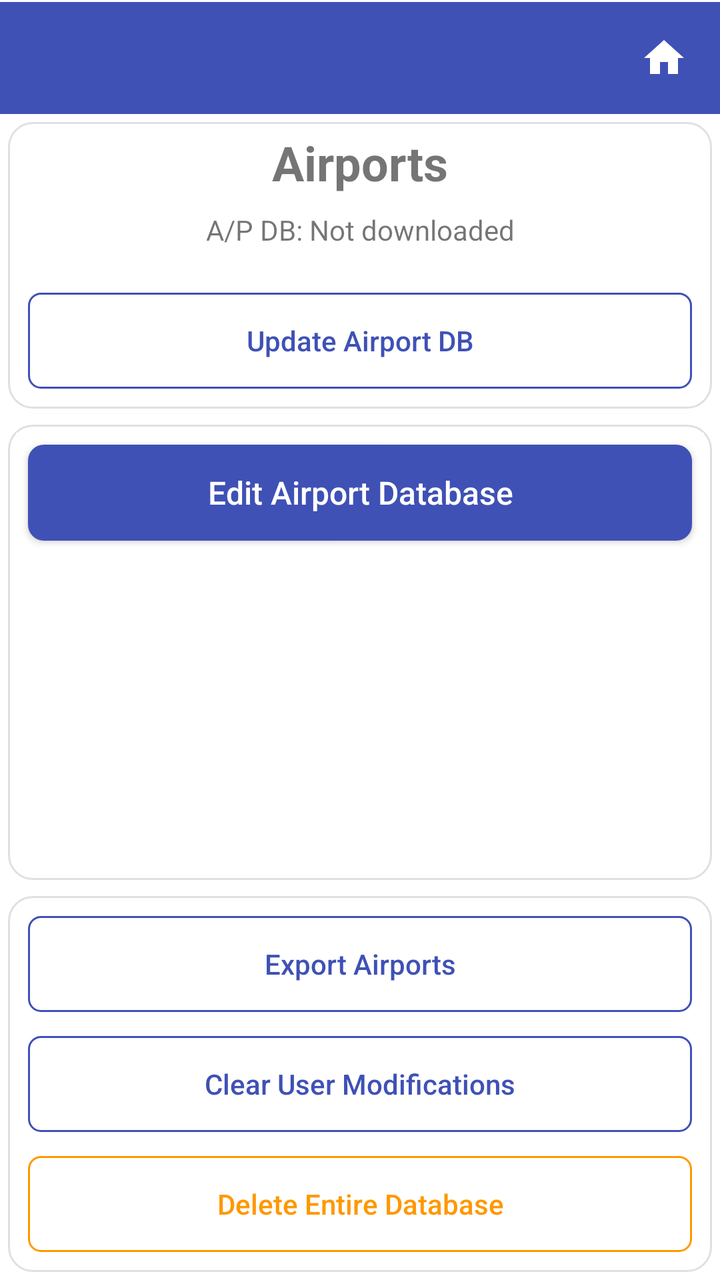
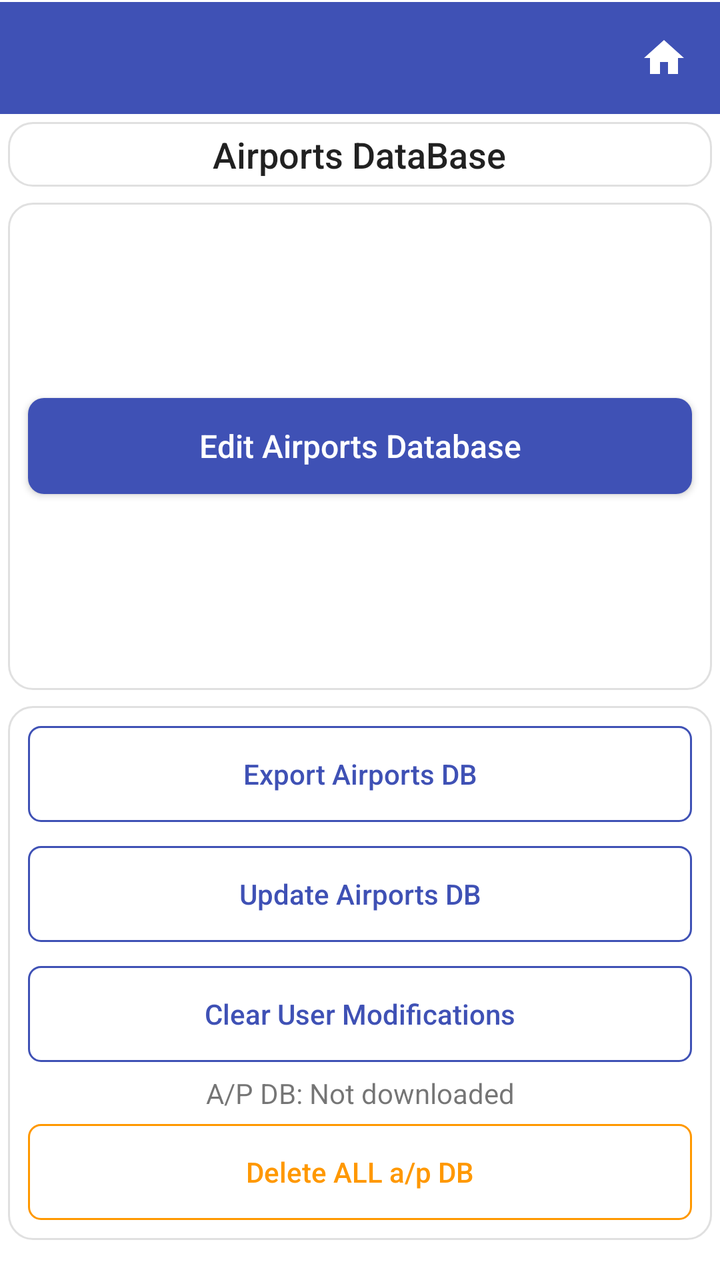

An Android layout rendered at two revisions. The XML below is the earlier revision; the diff shows what the commit changed to produce the second picture.
<!-- AndroidManifest.xml: application theme Theme.StripToLogbook.View -->
<!-- res/layout/activity_airports.xml -->
<?xml version="1.0" encoding="utf-8"?>
<LinearLayout xmlns:android="http://schemas.android.com/apk/res/android"
    android:layout_width="match_parent"
    android:layout_height="match_parent"
    android:orientation="vertical">

    
    <include layout="@layout/view_app_toolbar" />

    
    <LinearLayout
        style="@style/Card.Surface"
        android:layout_width="match_parent"
        android:layout_height="wrap_content"
        android:autoSizeTextType="uniform"
        android:orientation="vertical"
        android:gravity="center">

        <TextView
            android:layout_width="wrap_content"
            android:layout_height="wrap_content"
            android:layout_gravity="center"
            android:text="Airports"
            android:textSize="24sp"
            android:textStyle="bold" />

        <TextView
            android:id="@+id/txtAirportStatus"
            android:layout_width="match_parent"
            android:layout_height="wrap_content"
            android:layout_gravity="center"
            android:gravity="center"
            android:paddingTop="8dp"
            android:text="A/P DB: Not downloaded"
            android:textSize="14sp" />

        <Space
            android:layout_width="match_parent"
            android:layout_height="16dp" />

        <Button
            android:id="@+id/btn_update_airports"
            style="@style/SecondaryButtonStyle"
            android:layout_width="match_parent"
            android:layout_height="wrap_content"
            android:text="Update Airport DB" />

        <ProgressBar
            android:id="@+id/progressBarAirport"
            style="?android:attr/progressBarStyleHorizontal"
            android:layout_width="match_parent"
            android:layout_height="wrap_content"
            android:layout_marginTop="8dp"
            android:indeterminate="true"
            android:visibility="gone" />




    </LinearLayout>

    
    <ScrollView
        android:id="@+id/scroll_view"
        style="@style/Card.Surface"
        android:layout_width="match_parent"
        android:layout_height="0dp"
        android:layout_weight="1"
        android:layout_marginTop="6dp">

        <LinearLayout
            android:layout_width="match_parent"
            android:layout_height="wrap_content"
            android:orientation="vertical">

            <Button
                android:id="@+id/btn_airport_database"
                style="@style/PrimaryButtonStyle"
                android:layout_width="match_parent"
                android:layout_height="wrap_content"
                android:text="Edit Airport Database" />

        </LinearLayout>

    </ScrollView>

    
    <LinearLayout
        style="@style/Card.Surface"
        android:layout_width="match_parent"
        android:layout_height="wrap_content"
        android:gravity="center"
        android:orientation="vertical"
        android:layout_marginBottom="30dp" >



        <Button
            android:id="@+id/btn_export_airports"
            style="@style/SecondaryButtonStyle"
            android:layout_width="match_parent"
            android:layout_height="wrap_content"
            android:text="Export Airports" />

        <Button
            android:id="@+id/btn_clear_user_airports"
            style="@style/SecondaryButtonStyle"
            android:layout_width="match_parent"
            android:layout_height="wrap_content"
            android:text="Clear User Modifications" />

        <Button
            style="@style/SecondaryButtonWarningStyle"
            android:id="@+id/btn_delete_all_airports"
            android:layout_width="match_parent"
            android:layout_height="wrap_content"
            android:text="Delete Entire Database"/>

    </LinearLayout>



</LinearLayout>
<!-- res/layout/view_app_toolbar.xml (included above) -->
<?xml version="1.0" encoding="utf-8"?>
<LinearLayout xmlns:android="http://schemas.android.com/apk/res/android"
    android:id="@+id/toolbar_container"
    android:layout_width="match_parent"
    android:layout_height="wrap_content"
    android:orientation="vertical"
    android:background="@color/colorPrimary">

    <View
        android:id="@+id/status_bar_spacer"
        android:layout_width="match_parent"
        android:layout_height="0dp"
        android:background="@color/colorPrimary" />

    <View
        android:layout_width="match_parent"
        android:layout_height="1dp"
        android:background="@color/surface" />

    <LinearLayout
        android:layout_width="match_parent"
        android:layout_height="wrap_content"
        android:orientation="horizontal"
        android:gravity="center_vertical"
        android:background="@color/colorPrimary">

        <androidx.appcompat.widget.Toolbar
            android:id="@+id/toolbar"
            style="@style/ToolbarStyle"
            android:layout_width="0dp"
            android:layout_height="wrap_content"
            android:layout_weight="1"
            android:background="@color/colorPrimary"
            android:minHeight="?attr/actionBarSize" />

        <ImageButton
            android:id="@+id/btn_home"
            android:layout_width="?attr/actionBarSize"
            android:layout_height="?attr/actionBarSize"
            android:background="?attr/selectableItemBackgroundBorderless"
            android:contentDescription="Home"
            android:src="@drawable/ic_home" />
    </LinearLayout>
</LinearLayout>
<!-- resources referenced by this layout -->
<resources>
  <color name="colorPrimary">#3F51B5</color>
  <color name="surface">#FFFFFFFF</color>
  <style name="Card.Surface">
          <item name="android:background">@drawable/bg_card</item>
          <item name="android:padding">4dp</item>
          <item name="android:layout_margin">4dp</item>
      </style>
  <style name="ToolbarStyle" parent="Widget.AppCompat.Toolbar">
          <item name="android:background">@color/colorPrimary</item>
          <item name="titleTextAppearance">@style/ToolbarTitleStyle</item>
      </style>
  <!-- drawable bg_card (drawable) -->
  <?xml version="1.0" encoding="utf-8"?>
  <shape xmlns:android="http://schemas.android.com/apk/res/android">
      <solid android:color="@color/surface" />
      <corners android:radius="12dp" />
      <stroke android:width="1dp"
          android:color="@color/border" />
  </shape>
  <!-- drawable bg_button_primary (drawable) -->
  <?xml version="1.0" encoding="utf-8"?>
  <shape xmlns:android="http://schemas.android.com/apk/res/android">
      <solid android:color="@color/colorPrimary" />
      <corners android:radius="8dp" />
  </shape>
  <!-- drawable bg_button_secondary (drawable) -->
  <?xml version="1.0" encoding="utf-8"?>
  <shape xmlns:android="http://schemas.android.com/apk/res/android">
      <solid android:color="@android:color/transparent" />
      <stroke android:width="1dp" android:color="@color/colorPrimary" />
      <corners android:radius="6dp" />
  </shape>
  <!-- drawable bg_button_warning (drawable) -->
  <?xml version="1.0" encoding="utf-8"?>
  <shape xmlns:android="http://schemas.android.com/apk/res/android">
      <solid android:color="@android:color/transparent" />
      <stroke android:width="1dp" android:color="@color/warning" />
      <corners android:radius="6dp" />
  </shape>
  <color name="warning">#FF9800</color>
  <style name="ToolbarTitleStyle" parent="Widget.AppCompat.EditText">
          
          <item name="android:textColor">@color/surface</item>
          <item name="tint">@android:color/white</item>
      </style>
  <color name="purple_500">#FF6200EE</color>
  <color name="purple_700">#FF3700B3</color>
  <color name="teal_200">#FF03DAC5</color>
  <color name="dropdown_background">#FFFFFFFF</color>
  <style name="NoBackgroundTextView" parent="Widget.AppCompat.TextView">
          <item name="android:background">@null</item>
      </style>
  <style name="MyAutoCompleteTextViewStyle" parent="Widget.AppCompat.AutoCompleteTextView">
          <item name="android:textSize">16sp</item>
          <item name="android:textColor">@color/text_primary</item>
          <item name="android:fontFamily">sans-serif</item>
          <item name="android:popupBackground">@color/dropdown_background</item>
      </style>
  <style name="ToolbarNavButtonStyle" parent="Widget.AppCompat.Toolbar.Button.Navigation">
          <item name="android:tint">@color/surface</item>
      </style>
  <color name="border">#E0E0E0</color>
  <!-- drawable edittext_background (drawable) -->
  <selector xmlns:android="http://schemas.android.com/apk/res/android">
      <item android:state_enabled="false"
          android:drawable="@android:color/transparent" />
      <item android:drawable="@drawable/edittext_background_shape" />
  
  
  
  </selector>
  <color name="text_primary">#DE000000</color>
  <!-- drawable edittext_background_shape (drawable) -->
  <shape xmlns:android="http://schemas.android.com/apk/res/android">
      <solid android:color="@color/edittext_background_color" />
      <corners android:radius="4dp" />
      
      <stroke android:width="1dp" android:color="@color/edittext_stroke_color" />
  </shape>
  <color name="edittext_background_color">#F5F5F5</color>
  <color name="edittext_stroke_color">#DDDDDD</color>
  <!-- unchanged entries left out for length: 6 -->
</resources>

<!-- the commit's change to res/layout/activity_airports.xml (unified diff, before → after) -->
@@ -2,7 +2,8 @@
 <LinearLayout xmlns:android="http://schemas.android.com/apk/res/android"
     android:layout_width="match_parent"
     android:layout_height="match_parent"
-    android:orientation="vertical">
+    android:orientation="vertical"
+    android:paddingBottom="16dp">
 
     
     <include layout="@layout/view_app_toolbar" />
@@ -13,37 +14,67 @@
         android:layout_width="match_parent"
         android:layout_height="wrap_content"
         android:autoSizeTextType="uniform"
-        android:orientation="vertical"
-        android:gravity="center">
+        android:gravity="center"
+        android:orientation="vertical">
 
         <TextView
+            style="@style/TextAppearance.AppCompat.Title"
             android:layout_width="wrap_content"
             android:layout_height="wrap_content"
             android:layout_gravity="center"
-            android:text="Airports"
-            android:textSize="24sp"
-            android:textStyle="bold" />
+            android:text="Airports DataBase" />
 
-        <TextView
-            android:id="@+id/txtAirportStatus"
+    </LinearLayout>
+
+    
+    <ScrollView
+        android:id="@+id/scroll_view"
+        style="@style/Card.Surface"
+        android:layout_width="match_parent"
+        android:layout_height="0dp"
+        android:layout_marginTop="6dp"
+        android:layout_weight="1">
+
+        <LinearLayout
             android:layout_width="match_parent"
             android:layout_height="wrap_content"
             android:layout_gravity="center"
-            android:gravity="center"
-            android:paddingTop="8dp"
-            android:text="A/P DB: Not downloaded"
-            android:textSize="14sp" />
+            android:orientation="vertical">
 
-        <Space
+            <Button
+                android:id="@+id/btn_airport_database"
+                style="@style/PrimaryButtonStyle"
+                android:layout_width="match_parent"
+                android:layout_height="wrap_content"
+                android:text="Edit Airports Database" />
+
+        </LinearLayout>
+
+    </ScrollView>
+
+    
+    <LinearLayout
+        style="@style/Card.Surface"
+        android:layout_width="match_parent"
+        android:layout_height="wrap_content"
+        android:layout_marginBottom="30dp"
+        android:gravity="center"
+        android:orientation="vertical">
+
+
+        <Button
+            android:id="@+id/btn_export_airports"
+            style="@style/SecondaryButtonStyle"
             android:layout_width="match_parent"
-            android:layout_height="16dp" />
+            android:layout_height="wrap_content"
+            android:text="Export Airports DB" />
 
         <Button
             android:id="@+id/btn_update_airports"
             style="@style/SecondaryButtonStyle"
             android:layout_width="match_parent"
             android:layout_height="wrap_content"
-            android:text="Update Airport DB" />
+            android:text="Update Airports DB" />
 
         <ProgressBar
             android:id="@+id/progressBarAirport"
@@ -54,54 +85,6 @@
             android:indeterminate="true"
             android:visibility="gone" />
 
-
-
-
-    </LinearLayout>
-
-    
-    <ScrollView
-        android:id="@+id/scroll_view"
-        style="@style/Card.Surface"
-        android:layout_width="match_parent"
-        android:layout_height="0dp"
-        android:layout_weight="1"
-        android:layout_marginTop="6dp">
-
-        <LinearLayout
-            android:layout_width="match_parent"
-            android:layout_height="wrap_content"
-            android:orientation="vertical">
-
-            <Button
-                android:id="@+id/btn_airport_database"
-                style="@style/PrimaryButtonStyle"
-                android:layout_width="match_parent"
-                android:layout_height="wrap_content"
-                android:text="Edit Airport Database" />
-
-        </LinearLayout>
-
-    </ScrollView>
-
-    
-    <LinearLayout
-        style="@style/Card.Surface"
-        android:layout_width="match_parent"
-        android:layout_height="wrap_content"
-        android:gravity="center"
-        android:orientation="vertical"
-        android:layout_marginBottom="30dp" >
-
-
-
-        <Button
-            android:id="@+id/btn_export_airports"
-            style="@style/SecondaryButtonStyle"
-            android:layout_width="match_parent"
-            android:layout_height="wrap_content"
-            android:text="Export Airports" />
-
         <Button
             android:id="@+id/btn_clear_user_airports"
             style="@style/SecondaryButtonStyle"
@@ -109,15 +92,23 @@
             android:layout_height="wrap_content"
             android:text="Clear User Modifications" />
 
-        <Button
-            style="@style/SecondaryButtonWarningStyle"
-            android:id="@+id/btn_delete_all_airports"
+        <TextView
+            android:id="@+id/txtAirportStatus"
             android:layout_width="match_parent"
             android:layout_height="wrap_content"
-            android:text="Delete Entire Database"/>
+            android:layout_gravity="center"
+            android:gravity="center"
+            android:text="A/P DB: Not downloaded"
+            android:textSize="14sp" />
+
+        <Button
+            android:id="@+id/btn_delete_all_airports"
+            style="@style/SecondaryButtonWarningStyle"
+            android:layout_width="match_parent"
+            android:layout_height="wrap_content"
+            android:text="Delete ALL a/p DB" />
 
     </LinearLayout>
-
 
 
 </LinearLayout>
<!-- resource entries referenced after the edit -->
@@ -6,6 +6,11 @@
           <item name="android:background">@drawable/bg_card</item>
           <item name="android:padding">4dp</item>
           <item name="android:layout_margin">4dp</item>
+      </style>
+  <style name="TextAppearance.AppCompat.Title" parent="TextAppearance.AppCompat">
+          <item name="android:textSize">18sp</item>
+          <item name="android:textColor">@color/text_primary</item>
+          <item name="android:fontFamily">sans-serif-medium</item>
       </style>
   <style name="ToolbarStyle" parent="Widget.AppCompat.Toolbar">
           <item name="android:background">@color/colorPrimary</item>
